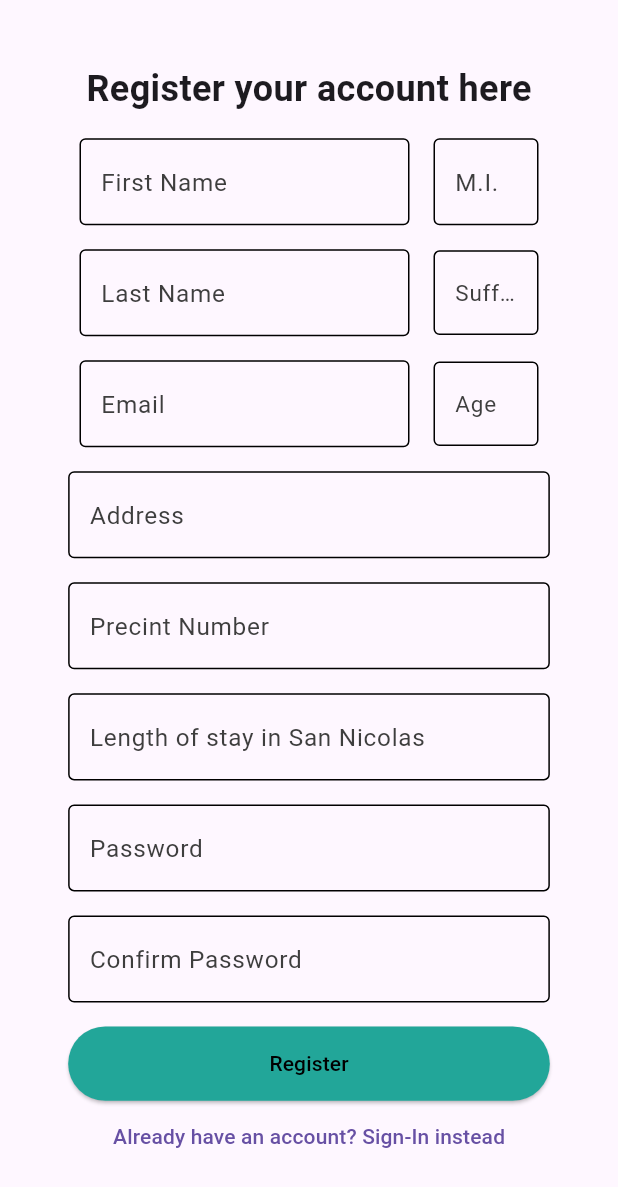
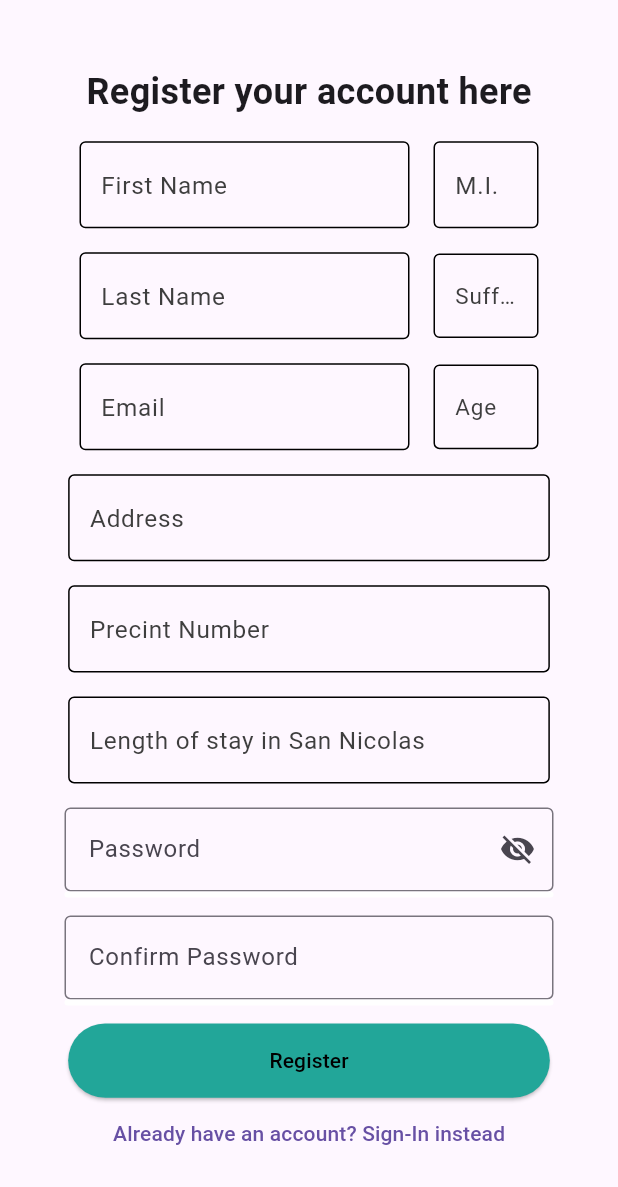
Before and after one commit to glen0821/barangay_repository_app-main, a Flutter app: the screen it shows after launch, after a tap on "Don't have an account? Register here", on a phone screen of 412 x 824 dp. Shown: the top 1187 px of the screen. Run offline on Flutter 3.47's test engine with Material 3 defaults, Android fonts, the light colour scheme and no system bars; our stand-ins replace animated_notch_bottom_bar, cloud_firestore, firebase_auth, firebase_core, flutter_secure_storage, local_auth and 4 more; missing offline and left inert: flutter_paypal; accounts and stored records are empty; network calls fail.

Commit message:
Password visibility and verifier

```diff
--- a/lib/widgets/containers/auth/register/register.dart
+++ b/lib/widgets/containers/auth/register/register.dart
@@ -34,6 +34,9 @@ class _RegisterPageState extends State<RegisterPage> {
   FirebaseAuth firebaseAuth = FirebaseAuth.instance;
   FirebaseQuery firebaseQuery = FirebaseQuery();
   bool isLoading = false;
+  bool _passVisible = false;
+  int _passStatus = 0;
+  int _confirmPassStatus = 0;
   @override
   void initState() {
     super.initState();
@@ -175,20 +178,84 @@ class _RegisterPageState extends State<RegisterPage> {
                   controller: lengthOfStayController,
                 ),
                 SizedBox(height: 16.0),
-                CoreTextfield(
-                  labelText: 'Password',
-                  obscureText: true,
-                  controller: passwordController,
+                Padding(
+                  padding: const EdgeInsets.symmetric(horizontal: 27),
+                  child: Column(
+                    children: [
+                      TextField(
+                        obscureText: !_passVisible,
+                        decoration: InputDecoration(
+                          hintText: 'Password',
+                          border: OutlineInputBorder(),
+                          suffixIcon: IconButton(
+                            icon: Icon(_passVisible ? Icons.visibility : Icons.visibility_off),
+                            onPressed: () => {
+                              setState(() {_passVisible = !_passVisible;})
+                            },
+                          )
+                        ),
+                        onChanged: (String text) {
+                          setState(() {
+                            if (text.isEmpty) {
+                              _passStatus = 0;
+                            } else if (text.length <= 6) {
+                              _passStatus = 1;
+                            } else if (text.length < 12) {
+                              _passStatus = 2;
+                            } else {
+                              _passStatus = 3;
+                            }
+                          });
+                        },
+                        controller: passwordController,
+                      ),
+                      Container(
+                        decoration: BoxDecoration(
+                          borderRadius: BorderRadius.circular(15),
+                          color: RegisterFunctions.passColor(_passStatus)
+                        ),
+                        height: 4,
+                      )
+                    ],
+                  ),
                 ),
                 SizedBox(
-                  height: 16,
+                  height: 12,
                 ),
-                CoreTextfield(
-                  labelText: 'Confirm Password',
-                  obscureText: true,
-                  controller: confirmPasswordController,
+                Padding(
+                  padding: const EdgeInsets.symmetric(horizontal: 27),
+                  child: Column(
+                    children: [
+                      TextField(
+                        decoration: InputDecoration(
+                          hintText: 'Confirm Password',
+                          border: OutlineInputBorder()
+                        ),
+                        onChanged: (String text) {
+                          setState(() {
+                            if (text.isEmpty) {
+                              _confirmPassStatus = 0;
+                            } else if (text != passwordController.text) {
+                              _confirmPassStatus = 1;
+                            } else {
+                              _confirmPassStatus = 2;
+                            }
+                          });
+                        },
+                        obscureText: true,
+                        controller: confirmPasswordController,
+                      ),
+                      Container(
+                        decoration: BoxDecoration(
+                          borderRadius: BorderRadius.circular(15),
+                          color: RegisterFunctions.passConfirmColor(_confirmPassStatus)
+                        ),
+                        height: 4,
+                      )
+                    ],
+                  ),
                 ),
-                SizedBox(height: 16),
+                SizedBox(height: 12),
                 CoreButton(
                     text: 'Register',
                     onPressed: (() {
--- a/lib/widgets/containers/auth/register/register_functions.dart
+++ b/lib/widgets/containers/auth/register/register_functions.dart
@@ -112,4 +112,24 @@ class RegisterFunctions {
   ) {
     return "$firstName $middleName $lastName $suffixName";
   }
+  static Color passColor(int passStatus) {
+    switch (passStatus) {
+      case 1:
+        return Colors.red;
+      case 2:
+        return Colors.orange;
+      case 3:
+        return Colors.green;
+    }
+    return Colors.white;
+  }
+  static Color passConfirmColor(int passStatus) {
+    switch (passStatus) {
+      case 1:
+        return Colors.red;
+      case 2:
+        return Colors.green;
+    }
+    return Colors.white;
+  }
 }
```
